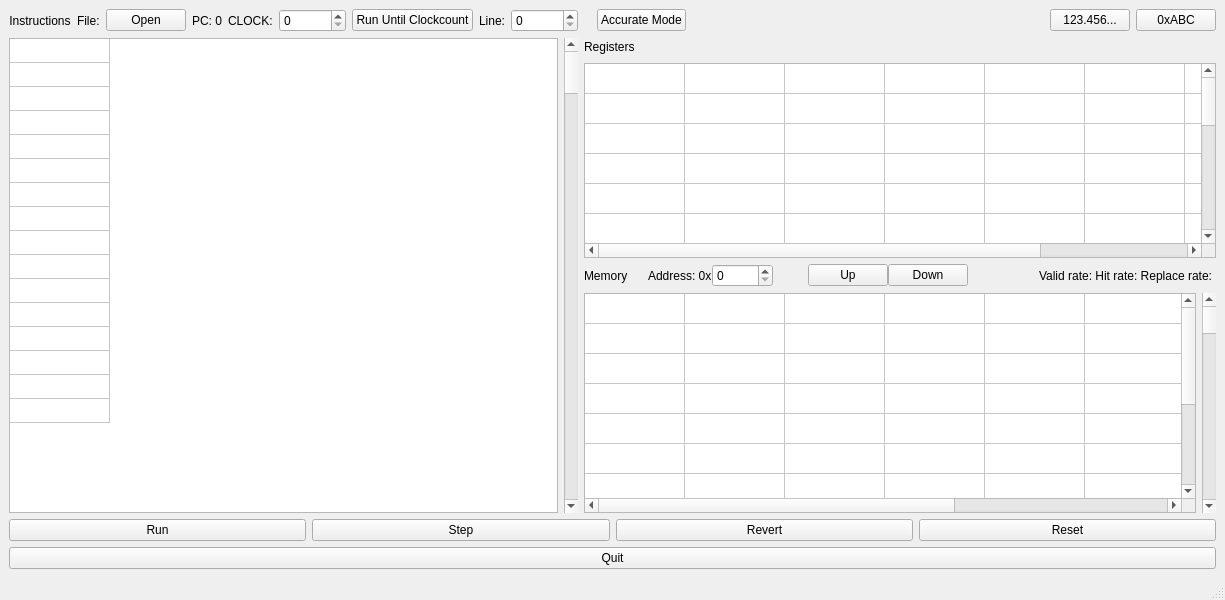
Qt form OreOre-V/mainwindow.ui (cpuex2021-1/simulator) before a commit.
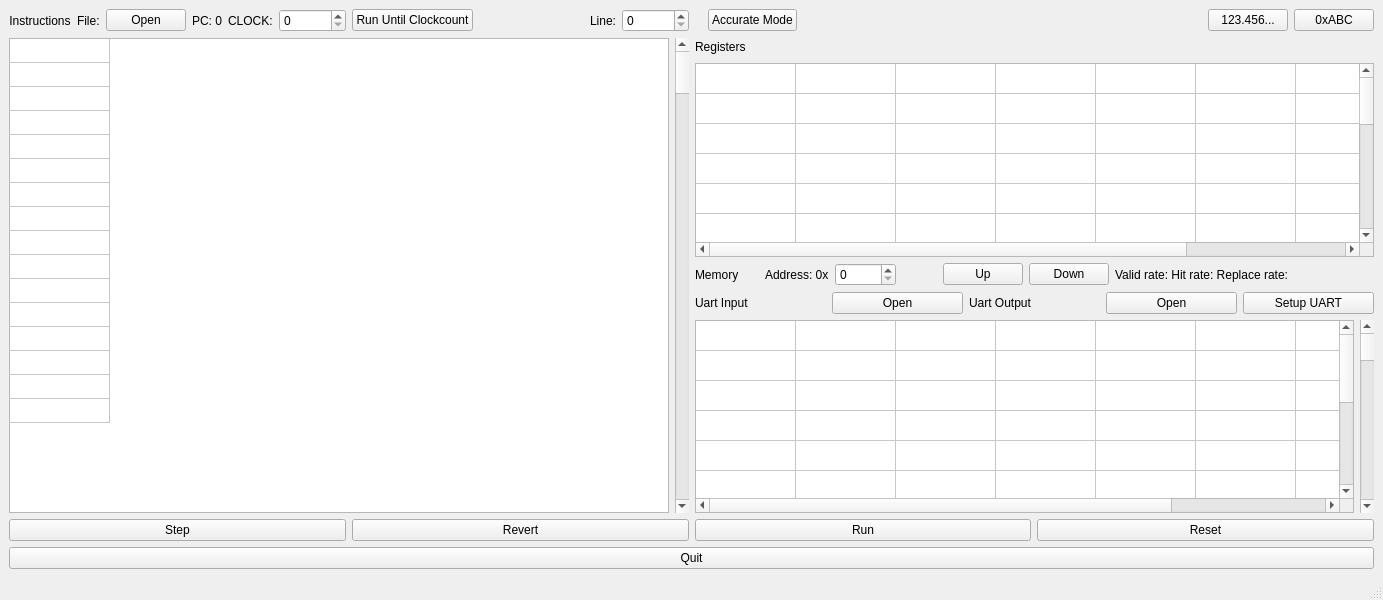
The same form after that commit.

Patch:
```diff
--- a/OreOre-V/mainwindow.ui
+++ b/OreOre-V/mainwindow.ui
@@ -6,7 +6,7 @@
    <rect>
     <x>0</x>
     <y>0</y>
-    <width>1225</width>
+    <width>1383</width>
     <height>600</height>
    </rect>
   </property>
@@ -14,13 +14,13 @@
    <string>☆彡OreOre-V Simulator☆彡</string>
   </property>
   <widget class="QWidget" name="centralwidget">
-   <layout class="QVBoxLayout" name="verticalLayout_4">
+   <layout class="QVBoxLayout" name="verticalLayout_3">
     <item>
-     <layout class="QHBoxLayout" name="horizontalLayout" stretch="30,70">
+     <layout class="QHBoxLayout" name="horizontalLayout_9">
       <item>
-       <layout class="QVBoxLayout" name="verticalLayout_2" stretch="0,0">
+       <layout class="QVBoxLayout" name="verticalLayout_2">
         <item>
-         <layout class="QHBoxLayout" name="horizontalLayout_6">
+         <layout class="QHBoxLayout" name="horizontalLayout_5">
           <item>
            <widget class="QLabel" name="label_3">
             <property name="text">
@@ -158,9 +158,9 @@
        </layout>
       </item>
       <item>
-       <layout class="QVBoxLayout" name="verticalLayout_3">
+       <layout class="QVBoxLayout" name="verticalLayout">
         <item>
-         <layout class="QHBoxLayout" name="horizontalLayout_2">
+         <layout class="QHBoxLayout" name="horizontalLayout_4">
           <item>
            <widget class="QLabel" name="label_7">
             <property name="text">
@@ -205,8 +205,6 @@
          </layout>
         </item>
         <item>
-         <layout class="QVBoxLayout" name="verticalLayout">
-          <item>
            <layout class="QHBoxLayout" name="horizontalLayout_3">
             <item>
              <widget class="QLabel" name="label_2">
@@ -285,13 +283,8 @@
             <column/>
            </widget>
           </item>
-         </layout>
-        </item>
         <item>
-         <layout class="QHBoxLayout" name="horizontalLayout_5" stretch="0,0,0,0,0,0,0,0,0,0">
-          <property name="spacing">
-           <number>0</number>
-          </property>
+         <layout class="QHBoxLayout" name="horizontalLayout_2">
           <item>
            <widget class="QLabel" name="label_6">
             <property name="text">
@@ -343,32 +336,6 @@
             </property>
            </widget>
           </item>
-          <item>
-           <spacer name="horizontalSpacer_5">
-            <property name="orientation">
-             <enum>Qt::Horizontal</enum>
-            </property>
-            <property name="sizeHint" stdset="0">
-             <size>
-              <width>40</width>
-              <height>20</height>
-             </size>
-            </property>
-           </spacer>
-          </item>
-          <item>
-           <spacer name="horizontalSpacer">
-            <property name="orientation">
-             <enum>Qt::Horizontal</enum>
-            </property>
-            <property name="sizeHint" stdset="0">
-             <size>
-              <width>40</width>
-              <height>20</height>
-             </size>
-            </property>
-           </spacer>
-          </item>
           <item>
            <widget class="QLabel" name="CacheSummary">
             <property name="text">
@@ -377,7 +344,69 @@
            </widget>
           </item>
           <item>
-           <layout class="QHBoxLayout" name="horizontalLayout_4"/>
+           <spacer name="horizontalSpacer">
+            <property name="orientation">
+             <enum>Qt::Horizontal</enum>
+            </property>
+            <property name="sizeHint" stdset="0">
+             <size>
+              <width>40</width>
+              <height>20</height>
+             </size>
+            </property>
+           </spacer>
+          </item>
+          <item>
+           <spacer name="horizontalSpacer_5">
+            <property name="orientation">
+             <enum>Qt::Horizontal</enum>
+            </property>
+            <property name="sizeHint" stdset="0">
+             <size>
+              <width>40</width>
+              <height>20</height>
+             </size>
+            </property>
+           </spacer>
+          </item>
+         </layout>
+        </item>
+        <item>
+         <layout class="QHBoxLayout" name="horizontalLayout">
+          <item>
+           <widget class="QLabel" name="uartInputLabel">
+            <property name="text">
+             <string>Uart Input</string>
+            </property>
+           </widget>
+          </item>
+          <item>
+           <widget class="QPushButton" name="uartInputButton">
+            <property name="text">
+             <string>Open</string>
+            </property>
+           </widget>
+          </item>
+          <item>
+           <widget class="QLabel" name="uartOutputLabel">
+            <property name="text">
+             <string>Uart Output</string>
+            </property>
+           </widget>
+          </item>
+          <item>
+           <widget class="QPushButton" name="uartOutputButton">
+            <property name="text">
+             <string>Open</string>
+            </property>
+           </widget>
+          </item>
+          <item>
+           <widget class="QPushButton" name="uartSetupButton">
+            <property name="text">
+             <string>Setup UART</string>
+            </property>
+           </widget>
           </item>
          </layout>
         </item>
@@ -507,14 +536,7 @@
      </layout>
     </item>
     <item>
-     <layout class="QHBoxLayout" name="horizontalLayout_10">
-      <item>
-       <widget class="QPushButton" name="pushButton">
-        <property name="text">
-         <string>Run</string>
-        </property>
-       </widget>
-      </item>
+     <layout class="QHBoxLayout" name="horizontalLayout_6">
       <item>
        <widget class="QPushButton" name="pushButton_2">
         <property name="text">
@@ -529,6 +551,13 @@
         </property>
        </widget>
       </item>
+      <item>
+       <widget class="QPushButton" name="pushButton">
+        <property name="text">
+         <string>Run</string>
+        </property>
+       </widget>
+      </item>
       <item>
        <widget class="QPushButton" name="pushButton_3">
         <property name="text">
```
Lines whose indentation alone changed are shown as unchanged.
